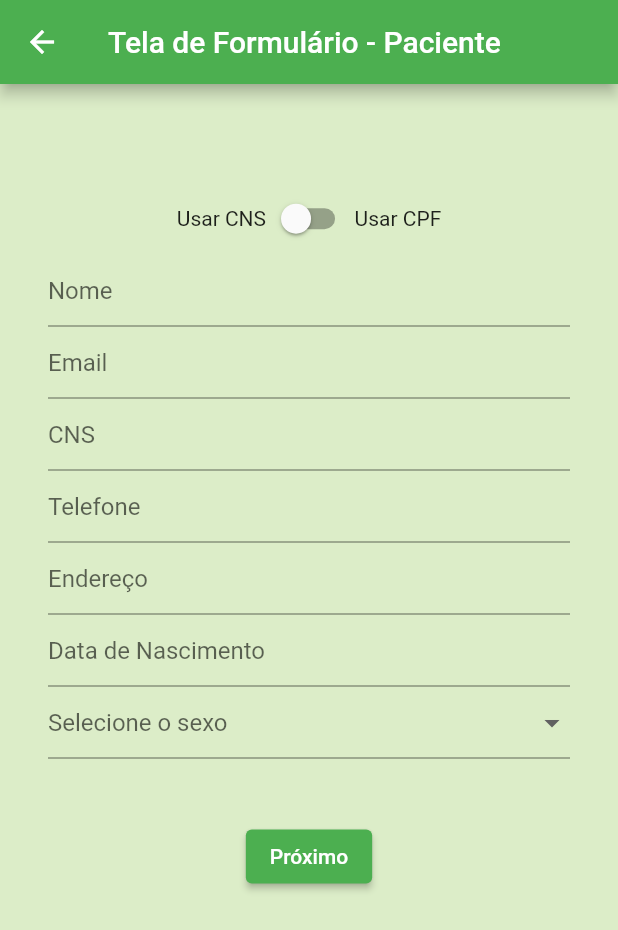
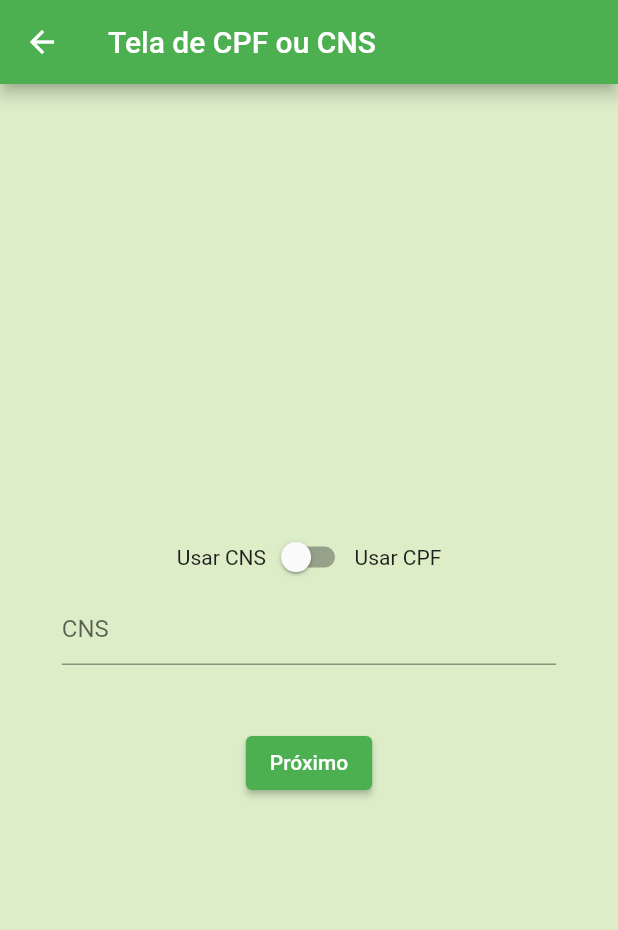
Before and after one commit to mtlira/vaccine-form-scanner, a Flutter app: the TelaVacinador screen opened directly, after a tap on "Digitar Formulario de vacinação", on a phone screen of 412 x 824 dp. Shown: the top 930 px of the screen. Run offline on Flutter 3.47's test engine with Material 2 defaults, Android fonts, the phone set to English and light mode, and no system bars; drawn by our look-alikes of datetime_picker_formfield; our stand-ins replace cloud_firestore, firebase_core, mask_text_input_formatter, select_form_field; accounts and stored records are empty.

Commit message:
Tela de CPF e CNS separadas do restante
Co-authored-by: HeyYukio <HeyYukio@users.noreply.github.com>
Co-authored-by: jo-nsc <jo-nsc@users.noreply.github.com>

```diff
--- a/lib/TelaAdmnistrador.dart
+++ b/lib/TelaAdmnistrador.dart
@@ -14,7 +14,8 @@ class _TelaAdministradorState extends State<TelaAdministrador> {
     final ButtonStyle style =
         ElevatedButton.styleFrom(textStyle: const TextStyle(fontSize: 20));
 
-    return Center(
+    return Scaffold(
+      body: Center(
         child: Column(
           mainAxisSize: MainAxisSize.min,
           children: <Widget>[
@@ -48,6 +49,7 @@ class _TelaAdministradorState extends State<TelaAdministrador> {
             ),
           ],
         ),
+      ),
     );
   }
 }
--- /dev/null
+++ b/lib/TelaCPFCNS.dart
@@ -0,0 +1,94 @@
+import 'package:flutter/material.dart';
+import 'package:aplicativo/TelaFormulario.dart';
+import 'package:flutter/material.dart';
+import 'package:flutter/services.dart';
+import 'package:intl/intl.dart';
+import 'package:datetime_picker_formfield/datetime_picker_formfield.dart';
+import 'package:select_form_field/select_form_field.dart';
+import 'conexaoFirestore.dart';
+import 'TelaFormularioVacina.dart';
+import 'package:mask_text_input_formatter/mask_text_input_formatter.dart';
+
+class TelaCPFCNS extends StatefulWidget {
+  const TelaCPFCNS({Key? key}) : super(key: key);
+
+  @override
+  _TelaCPFCNSState createState() => _TelaCPFCNSState();
+}
+
+class _TelaCPFCNSState extends State<TelaCPFCNS> {
+  final _formKey = GlobalKey<FormState>();
+  bool botao = false;
+  Map<String, dynamic> vacinado = {};
+
+  String? _validarCPFCNS(String? input) {}
+
+  @override
+  Widget build(BuildContext context) {
+    Size tamanhoDispositivo = MediaQuery.of(context).size;
+    return Scaffold(
+      appBar: AppBar(
+        title: Text('Tela de CPF ou CNS'),
+      ),
+      body: Center(
+        child: Container(
+          width: tamanhoDispositivo.width * .8,
+          child: Column(
+              mainAxisAlignment: MainAxisAlignment.spaceEvenly,
+              children: [
+                Spacer(),
+                Row(children: [
+                  Spacer(),
+                  Text('Usar CNS'),
+                  Switch(
+                      value: botao,
+                      onChanged: (_) => setState(() {
+                            botao = !botao;
+                          })),
+                  Text('Usar CPF'),
+                  Spacer(),
+                ]),
+                Form(
+                  key: _formKey,
+                  child: Column(
+                    children: [
+                      TextFormField(
+                          textInputAction: TextInputAction.next,
+                          inputFormatters: [
+                            LengthLimitingTextInputFormatter(botao ? 11 : 15),
+                            //(botao ? maskFormatterCPF : maskFormatterCNS)
+                          ],
+                          decoration:
+                              InputDecoration(hintText: botao ? 'CPF' : 'CNS'),
+                          validator: (input) => input!.isEmpty
+                              ? 'Digite seu ${botao ? 'CPF' : 'CNS'}.'
+                              : null, //_validarCPFCNS
+                          onChanged: (input) =>
+                              vacinado[botao ? 'CPF' : 'CNS'] = input,
+                          keyboardType: TextInputType.number),
+                    ],
+                  ),
+                ),
+                SizedBox(
+                  height: tamanhoDispositivo.height * .05,
+                ),
+                ElevatedButton(
+                    onPressed: () async {
+                      setState(() {
+                        vacinado['botao'] = botao;
+                        if (_formKey.currentState!.validate())
+                          Navigator.push(
+                              context,
+                              MaterialPageRoute(
+                                  builder: (context) =>
+                                      TelaFormulario(vacinado)));
+                      });
+                    },
+                    child: Text('Próximo')),
+                Spacer()
+              ]),
+        ),
+      ),
+    );
+  }
+}
--- a/lib/TelaFormulario.dart
+++ b/lib/TelaFormulario.dart
@@ -9,25 +9,16 @@ import 'TelaFormularioVacina.dart';
 import 'package:mask_text_input_formatter/mask_text_input_formatter.dart';
 
 class TelaFormulario extends StatefulWidget {
+  TelaFormulario(this.vacinado, {Key? key}) : super(key: key);
+  Map<String, dynamic> vacinado;
   @override
   _TelaFormularioState createState() => _TelaFormularioState();
 }
 
 class _TelaFormularioState extends State<TelaFormulario> {
-  final List<Map<String, dynamic>> _items = [
-    {
-      'value': 'boxValue',
-      'label': 'Box Label',
-    },
-    {
-      'value': 'circleValue',
-      'label': 'Circle Label',
-    },
-  ];
   final _formKey = GlobalKey<FormState>();
-  Map<String, dynamic> vacinado = {};
+
   String? dropdownValue;
-  bool botao = false;
   var maskFormatterCPF = MaskTextInputFormatter(mask: '###.###.###-##');
 
   var maskFormatterCNS = MaskTextInputFormatter(mask: '### #### #### ####');
@@ -53,57 +44,39 @@ class _TelaFormularioState extends State<TelaFormulario> {
               child: Column(
                 mainAxisAlignment: MainAxisAlignment.spaceEvenly,
                 children: <Widget>[
-                  Row(
-                    children: [
-                      Spacer(),
-                      Text('Usar CNS'),
-                      Switch(
-                          value: botao,
-                          onChanged: (_) => setState(() {
-                                botao = !botao;
-                              })),
-                      Text('Usar CPF'),
-                      Spacer(),
-                    ],
-                  ),
                   TextFormField(
                     textInputAction: TextInputAction.next,
                     decoration: InputDecoration(hintText: "Nome"),
                     validator: (input) =>
                         input!.isEmpty ? 'Digite o nome.' : null,
-                    onChanged: (input) => vacinado['Nome'] = input,
-                    initialValue: vacinado['Nome'],
+                    onChanged: (input) => widget.vacinado['Nome'] = input,
+                    initialValue: widget.vacinado['Nome'],
                   ),
                   TextFormField(
                     textInputAction: TextInputAction.next,
                     decoration: InputDecoration(hintText: "Email"),
                     validator: (input) =>
                         input!.isEmpty ? 'Digite o email.' : null,
-                    onChanged: (input) => vacinado['Email'] = input,
+                    onChanged: (input) => widget.vacinado['Email'] = input,
                   ),
                   TextFormField(
-                      textInputAction: TextInputAction.next,
-                      inputFormatters: [
-                        LengthLimitingTextInputFormatter(botao ? 11 : 15),
-                        //(botao ? maskFormatterCPF : maskFormatterCNS)
-                      ],
-                      decoration:
-                          InputDecoration(hintText: botao ? 'CPF' : 'CNS'),
-                      validator: (input) => input!.isEmpty
-                          ? 'Digite seu ${botao ? 'CPF' : 'CNS'}.'
-                          : null,
-                      onChanged: (input) =>
-                          vacinado[botao ? 'CPF' : 'CNS'] = input,
-                      keyboardType: TextInputType.number),
+                    enabled: false,
+                    inputFormatters: [
+                      widget.vacinado['botao']
+                          ? maskFormatterCPF
+                          : maskFormatterCNS
+                    ],
+                    initialValue: widget.vacinado['botao']
+                        ? widget.vacinado['CPF']
+                        : widget.vacinado['CNS'],
+                  ),
                   TextFormField(
-                    inputFormatters: [
-                      LengthLimitingTextInputFormatter(11),
-                    ],
+                    inputFormatters: [LengthLimitingTextInputFormatter(11)],
                     textInputAction: TextInputAction.next,
                     decoration: InputDecoration(hintText: "Telefone"),
                     validator: (input) =>
                         input!.isEmpty ? 'Digite o telefone.' : null,
-                    onChanged: (input) => vacinado['Telefone'] = input,
+                    onChanged: (input) => widget.vacinado['Telefone'] = input,
                     keyboardType: TextInputType.number,
                   ),
                   TextFormField(
@@ -111,11 +84,11 @@ class _TelaFormularioState extends State<TelaFormulario> {
                     decoration: InputDecoration(hintText: "Endereço"),
                     validator: (input) =>
                         input!.isEmpty ? 'Digite o endereço.' : null,
-                    onChanged: (input) => vacinado['Endereço'] = input,
+                    onChanged: (input) => widget.vacinado['Endereço'] = input,
                   ),
                   DateTimeField(
                     decoration: InputDecoration(hintText: "Data de Nascimento"),
-                    onChanged: (input) => vacinado['Nascimento'] = input,
+                    onChanged: (input) => widget.vacinado['Nascimento'] = input,
                     format: format,
                     onShowPicker: (context, currentValue) {
                       return showDatePicker(
@@ -134,7 +107,7 @@ class _TelaFormularioState extends State<TelaFormulario> {
                     onChanged: (String? newValue) {
                       setState(() {
                         dropdownValue = newValue!;
-                        vacinado['Sexo'] = dropdownValue;
+                        widget.vacinado['Sexo'] = dropdownValue;
                       });
                     },
                     items: <String>['Masculino', 'Feminino']
@@ -150,15 +123,15 @@ class _TelaFormularioState extends State<TelaFormulario> {
                   ),
                   ElevatedButton(
                       onPressed: () async {
-                        vacinado['numeroDose'] = '1';
+                        widget.vacinado['numeroDose'] = '1';
                         setState(() {
-                          vacinado['Data'] = DateTime.now();
+                          widget.vacinado['Data'] = DateTime.now();
                           if (_formKey.currentState!.validate())
                             Navigator.push(
                                 context,
                                 MaterialPageRoute(
                                     builder: (context) =>
-                                        TelaVacina(vacinado)));
+                                        TelaVacina(widget.vacinado)));
                         });
                       },
                       child: Text('Próximo'))
--- a/lib/TelaVacinador.dart
+++ b/lib/TelaVacinador.dart
@@ -1,3 +1,4 @@
+import 'package:aplicativo/TelaCPFCNS.dart';
 import 'package:flutter/material.dart';
 import 'package:flutter/rendering.dart';
 import 'TelaFormulario.dart';
@@ -34,10 +35,8 @@ class _TelaVacinadorState extends State<TelaVacinador> {
                 ),
                 // padding: EdgeInsets.all(24),
                 onPressed: () {
-                  Navigator.push(
-                      context,
-                      MaterialPageRoute(
-                          builder: (context) => TelaFormulario()));
+                  Navigator.push(context,
+                      MaterialPageRoute(builder: (context) => TelaCPFCNS()));
                 },
               ),
               ElevatedButton(
```
Also changed, not shown: lib/TelaLogin.dart (+10 -1 lines), lib/conexaoFirestore.dart (+6 -1 lines), lib/main.dart (+10 -8 lines). Lines whose indentation alone changed are shown as unchanged.
